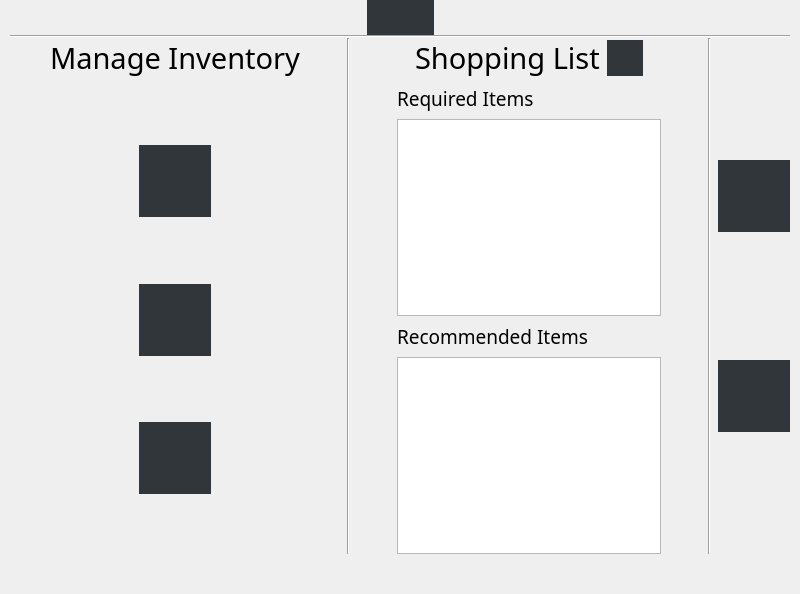
Old version of the form mainWindow.ui in the repository addisonElliott/SmartShopTouchScreen.
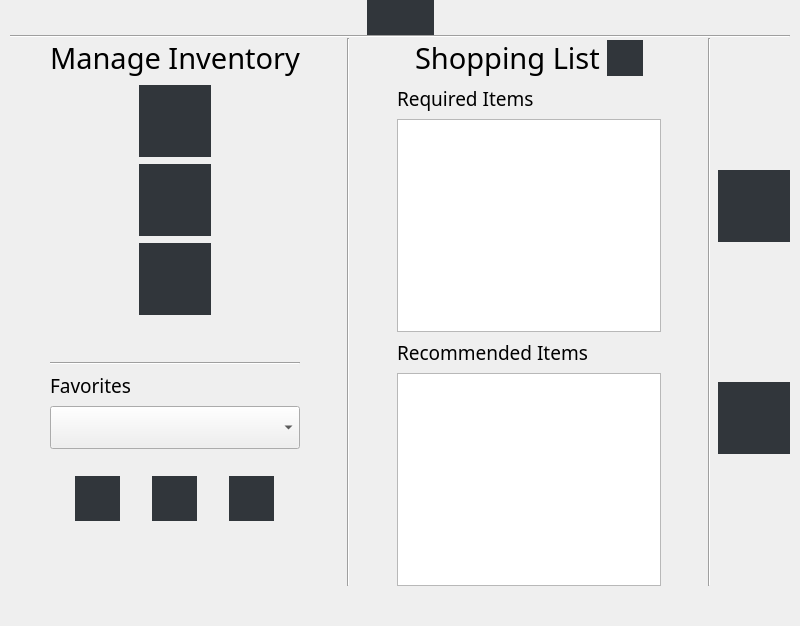
New version of the form. Icons and pictures are not drawn.

Commit message: No major changes Updated resource file with new icons

Diff of the .ui file:
```diff
--- a/mainWindow.ui
+++ b/mainWindow.ui
@@ -10,7 +10,7 @@
     <x>0</x>
     <y>0</y>
     <width>800</width>
-    <height>594</height>
+    <height>626</height>
    </rect>
   </property>
   <property name="sizePolicy">
@@ -215,19 +215,6 @@
           <property name="topMargin">
            <number>0</number>
           </property>
-          <item>
-           <spacer name="verticalSpacer_6">
-            <property name="orientation">
-             <enum>Qt::Vertical</enum>
-            </property>
-            <property name="sizeHint" stdset="0">
-             <size>
-              <width>20</width>
-              <height>40</height>
-             </size>
-            </property>
-           </spacer>
-          </item>
           <item>
            <layout class="QHBoxLayout" name="horizontalLayout_4">
             <property name="topMargin">
@@ -272,19 +259,6 @@
             </item>
            </layout>
           </item>
-          <item>
-           <spacer name="verticalSpacer_2">
-            <property name="orientation">
-             <enum>Qt::Vertical</enum>
-            </property>
-            <property name="sizeHint" stdset="0">
-             <size>
-              <width>20</width>
-              <height>40</height>
-             </size>
-            </property>
-           </spacer>
-          </item>
           <item>
            <layout class="QHBoxLayout" name="horizontalLayout_7">
             <property name="topMargin">
@@ -331,19 +305,6 @@
             </item>
            </layout>
           </item>
-          <item>
-           <spacer name="verticalSpacer_5">
-            <property name="orientation">
-             <enum>Qt::Vertical</enum>
-            </property>
-            <property name="sizeHint" stdset="0">
-             <size>
-              <width>20</width>
-              <height>40</height>
-             </size>
-            </property>
-           </spacer>
-          </item>
           <item>
            <layout class="QHBoxLayout" name="horizontalLayout_8">
             <property name="topMargin">
@@ -397,8 +358,155 @@
             </property>
            </spacer>
           </item>
+          <item>
+           <widget class="Line" name="line_4">
+            <property name="orientation">
+             <enum>Qt::Horizontal</enum>
+            </property>
+           </widget>
+          </item>
+          <item>
+           <widget class="QLabel" name="label_5">
+            <property name="font">
+             <font>
+              <pointsize>14</pointsize>
+              <weight>50</weight>
+              <bold>false</bold>
+             </font>
+            </property>
+            <property name="text">
+             <string>Favorites</string>
+            </property>
+           </widget>
+          </item>
+          <item>
+           <widget class="QComboBox" name="FavoritesComboBox">
+            <property name="currentText">
+             <string/>
+            </property>
+           </widget>
+          </item>
+          <item>
+           <layout class="QHBoxLayout" name="horizontalLayout_3">
+            <property name="topMargin">
+             <number>20</number>
+            </property>
+            <item>
+             <widget class="QPushButton" name="FavoriteAddButton">
+              <property name="minimumSize">
+               <size>
+                <width>45</width>
+                <height>45</height>
+               </size>
+              </property>
+              <property name="maximumSize">
+               <size>
+                <width>45</width>
+                <height>45</height>
+               </size>
+              </property>
+              <property name="styleSheet">
+               <string notr="true">background-color: #31363B;
+border: 0;</string>
+              </property>
+              <property name="text">
+               <string/>
+              </property>
+              <property name="icon">
+               <iconset resource="Resource_BY.qrc">
+                <normaloff>:/Icons/Icons/GreenPlusIcon_Finished.png</normaloff>:/Icons/Icons/GreenPlusIcon_Finished.png</iconset>
+              </property>
+              <property name="iconSize">
+               <size>
+                <width>40</width>
+                <height>40</height>
+               </size>
+              </property>
+             </widget>
+            </item>
+            <item>
+             <widget class="QPushButton" name="FavoriteMinusButton">
+              <property name="minimumSize">
+               <size>
+                <width>45</width>
+                <height>45</height>
+               </size>
+              </property>
+              <property name="maximumSize">
+               <size>
+                <width>45</width>
+                <height>45</height>
+               </size>
+              </property>
+              <property name="styleSheet">
+               <string notr="true">background-color: #31363B;
+border: 0;</string>
+              </property>
+              <property name="text">
+               <string/>
+              </property>
+              <property name="icon">
+               <iconset resource="Resource_BY.qrc">
+                <normaloff>:/Icons/Icons/RedMinusIcon_Finished.png</normaloff>:/Icons/Icons/RedMinusIcon_Finished.png</iconset>
+              </property>
+              <property name="iconSize">
+               <size>
+                <width>40</width>
+                <height>40</height>
+               </size>
+              </property>
+             </widget>
+            </item>
+            <item>
+             <widget class="QPushButton" name="FavoritesViewButton">
+              <property name="minimumSize">
+               <size>
+                <width>45</width>
+                <height>45</height>
+               </size>
+              </property>
+              <property name="maximumSize">
+               <size>
+                <width>45</width>
+                <height>45</height>
+               </size>
+              </property>
+              <property name="styleSheet">
+               <string notr="true">background-color: #31363B;
+border: 0;</string>
+              </property>
+              <property name="text">
+               <string/>
+              </property>
+              <property name="icon">
+               <iconset resource="Resource_BY.qrc">
+                <normaloff>:/Icons/Icons/BinocularsIcon_Finished.png</normaloff>:/Icons/Icons/BinocularsIcon_Finished.png</iconset>
+              </property>
+              <property name="iconSize">
+               <size>
+                <width>40</width>
+                <height>40</height>
+               </size>
+              </property>
+             </widget>
+            </item>
+           </layout>
+          </item>
          </layout>
         </item>
+        <item>
+         <spacer name="verticalSpacer_2">
+          <property name="orientation">
+           <enum>Qt::Vertical</enum>
+          </property>
+          <property name="sizeHint" stdset="0">
+           <size>
+            <width>20</width>
+            <height>40</height>
+           </size>
+          </property>
+         </spacer>
+        </item>
        </layout>
       </item>
       <item>
```
The commit also changes 2 other files.
